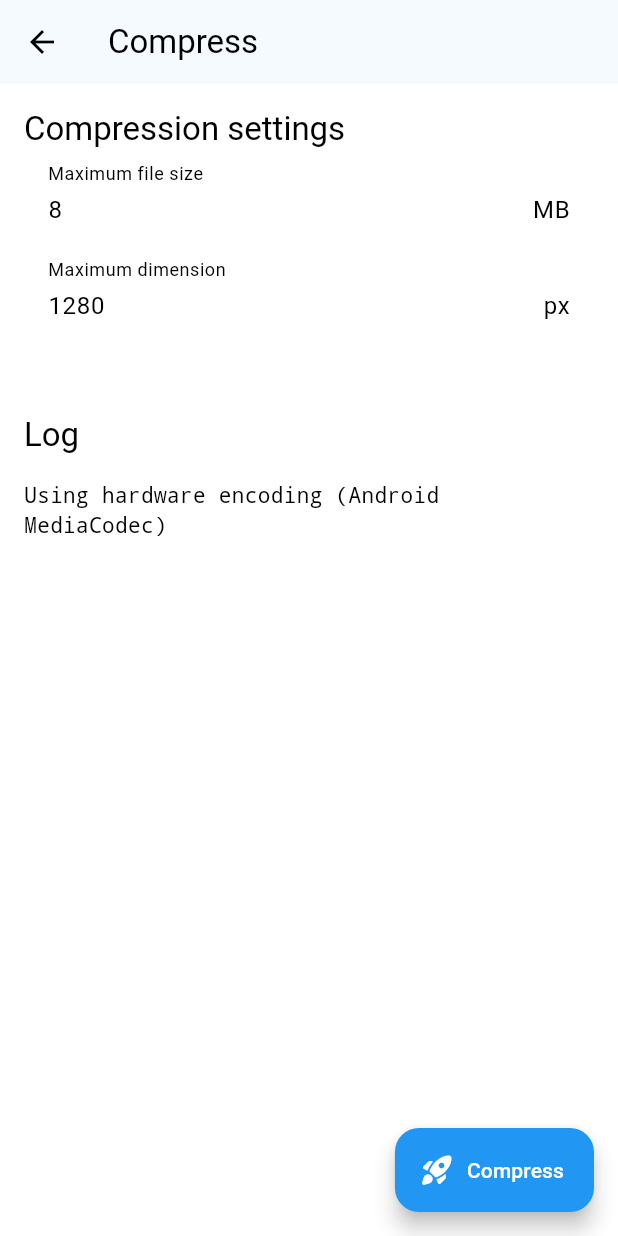
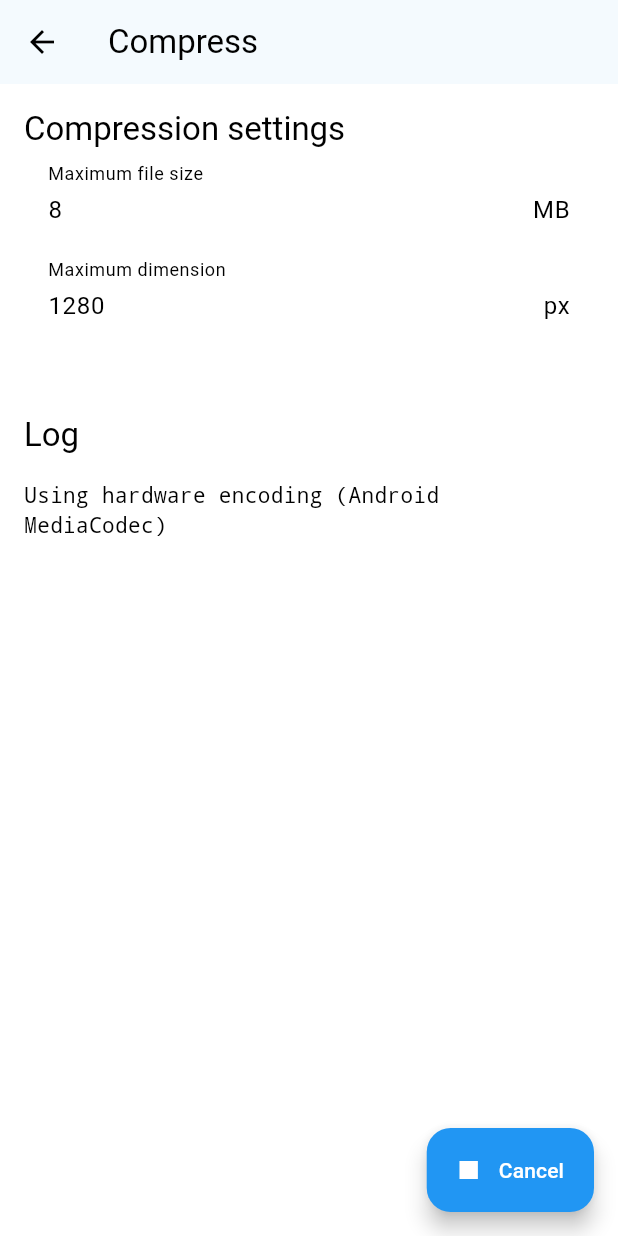
Before and after one commit to ChakornK/flutter-video-compressor, a Flutter app: the CompressPage screen opened directly with empty values, after a tap on "Compress", on a phone screen of 412 x 824 dp. Run offline on Flutter 3.47's test engine with Material 3 defaults, Android fonts, the phone set to English and light mode, and no system bars; drawn by our look-alikes of dynamic_color; our stand-ins replace file_picker; missing offline and left inert: ffmpeg_kit_flutter_new.

Commit message:
feat: allow cancelling compression

```diff
--- a/lib/pages/compress.dart
+++ b/lib/pages/compress.dart
@@ -1,3 +1,4 @@
+import 'package:ffmpeg_kit_flutter_new/ffmpeg_session.dart';
 import 'package:flutter/material.dart';
 import 'package:video_compressor/services/ffmpeg.dart';
 
@@ -11,6 +12,8 @@ class CompressPage extends StatefulWidget {
 
 class _CompressPageState extends State<CompressPage> {
   List<String> log = [];
+  bool isRunning = false;
+  FFmpegSession? session;
 
   num targetSize = 8;
   num targetDimension = 1280;
@@ -94,8 +97,11 @@ class _CompressPageState extends State<CompressPage> {
           ),
         ),
       ),
-      floatingActionButton: FloatingActionButton.extended(
+      floatingActionButton: isRunning
+          ? FloatingActionButton.extended(onPressed: () => session?.cancel(), icon: const Icon(Icons.stop), label: const Text("Cancel"))
+          : FloatingActionButton.extended(
               onPressed: () {
+                try {
                   compressVideo(
                     inputFile: widget.inputFile,
                     targetSize: targetSize,
@@ -108,7 +114,16 @@ class _CompressPageState extends State<CompressPage> {
                       }
                       _controller.animateTo(_controller.position.maxScrollExtent, duration: Duration(milliseconds: 500), curve: Curves.fastOutSlowIn);
                     }),
+                    onStateChange: (bool value) => setState(() => isRunning = value),
+                    setSession: (FFmpegSession value) => setState(() => session = value),
                   );
+                } catch (e) {
+                  setState(() {
+                    isRunning = false;
+                    session = null;
+                  });
+                  ScaffoldMessenger.of(context).showSnackBar(SnackBar(content: Text("Something went wrong")));
+                }
               },
               icon: const Icon(Icons.rocket_launch_rounded),
               label: const Text("Compress"),
--- a/lib/services/ffmpeg.dart
+++ b/lib/services/ffmpeg.dart
@@ -3,12 +3,22 @@ import 'dart:math';
 
 import 'package:ffmpeg_kit_flutter_new/ffmpeg_kit.dart';
 import 'package:ffmpeg_kit_flutter_new/ffmpeg_kit_config.dart';
+import 'package:ffmpeg_kit_flutter_new/ffmpeg_session.dart';
 import 'package:ffmpeg_kit_flutter_new/ffprobe_kit.dart';
 
-void compressVideo({required String inputFile, required num targetSize, required num targetDimension, required Function(String) logMessage}) {
+void compressVideo({
+  required String inputFile,
+  required num targetSize,
+  required num targetDimension,
+  required Function(String) logMessage,
+  required Function(bool) onStateChange,
+  required Function(FFmpegSession) setSession,
+}) {
   final num targetDim = targetDimension - (targetDimension % 2);
 
   String encoding;
+
+  onStateChange(true);
 
   if (Platform.isAndroid) {
     encoding = 'h264_mediacodec';
@@ -64,10 +74,11 @@ void compressVideo({required String inputFile, required num targetSize, required
             }
           }
 
-          FFmpegKit.executeAsync(
+          final session = await FFmpegKit.executeAsync(
             "-i $inputFile ${args.join(" ")} $safUrl",
             (s) {
               logMessage("Finished\n");
+              onStateChange(false);
             },
             (e) {
               final msg = e.getMessage();
@@ -77,6 +88,7 @@ void compressVideo({required String inputFile, required num targetSize, required
             },
             (c) => logMessage(c.toString().replaceFirst(RegExp(r"Instance of '.+?'"), '')),
           );
+          setSession(session);
         });
       })
       .catchError((_) {});
```
Lines whose indentation alone changed are shown as unchanged.
